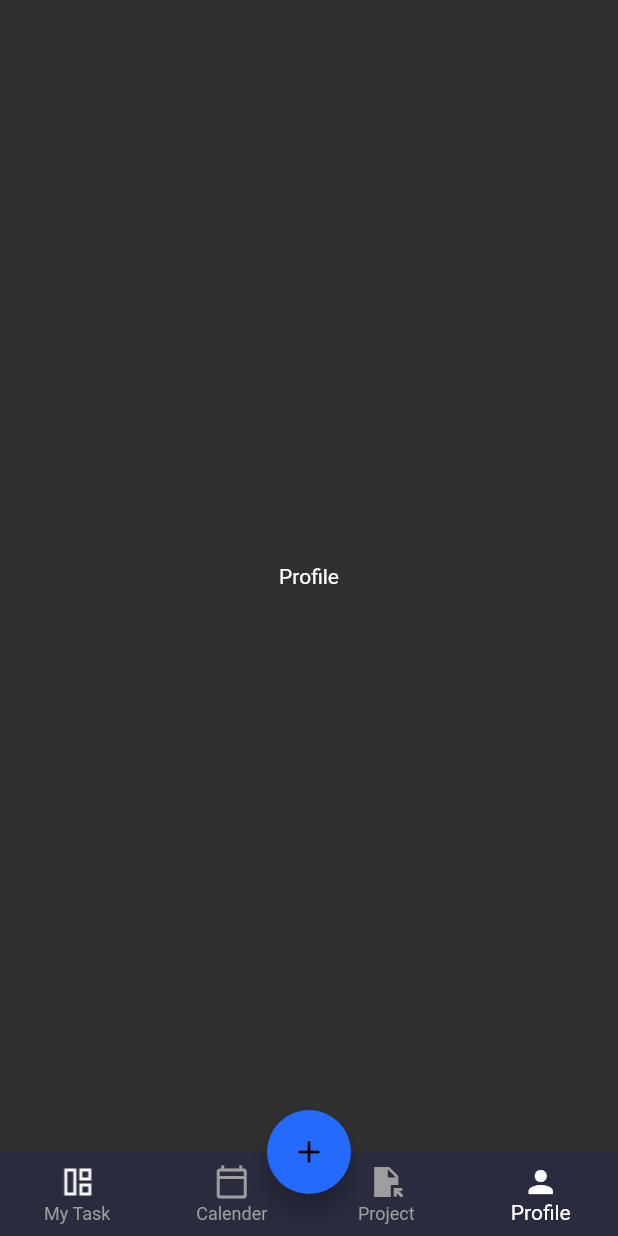
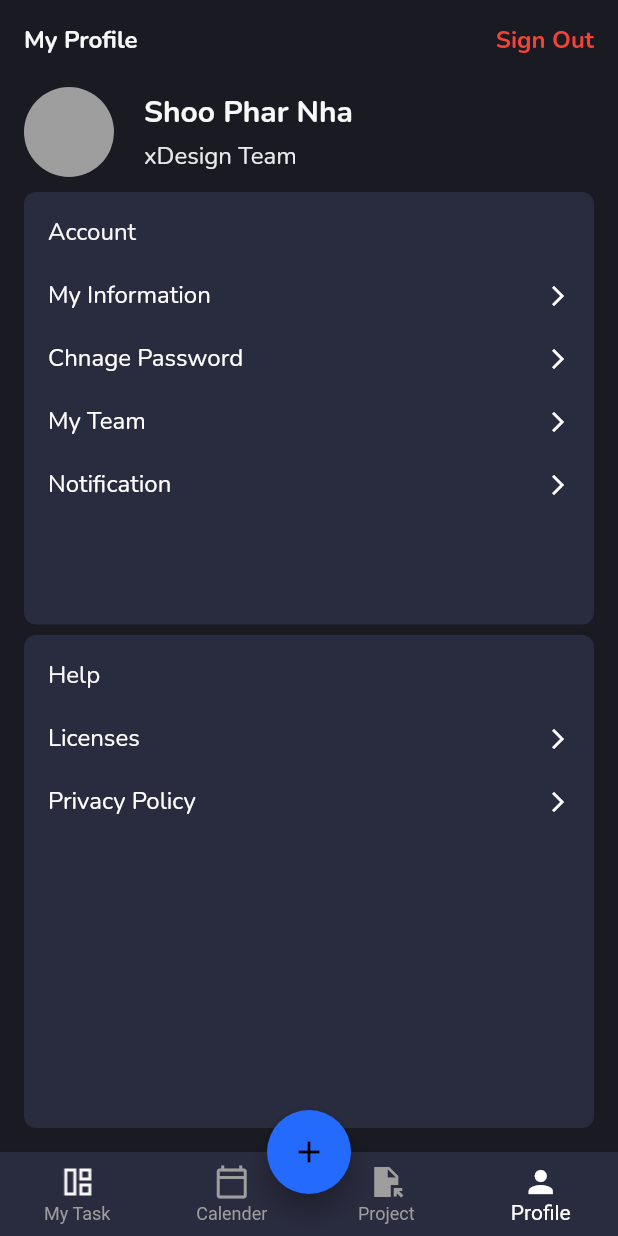
Before and after one commit to Somrat-H/Task-Management-Mobile-App-UI, a Flutter app: the screen it shows after launch, item 4 of the bottom bar chosen, on a phone screen of 412 x 824 dp. Run offline on Flutter 3.47's test engine with Material 2 defaults, Android fonts, the phone set to English and light mode, and no system bars; our stand-ins replace google_fonts; Roboto replaces fonts that are missing (NUnit).

Commit message:
person page done

```diff
--- a/lib/ui/navBar/person.dart
+++ b/lib/ui/navBar/person.dart
@@ -1,11 +1,136 @@
 import 'package:flutter/material.dart';
+import 'package:somrat/%20widget/myStyle.dart';
 class Profile extends StatelessWidget {
   const Profile({Key? key}) : super(key: key);
 
   @override
   Widget build(BuildContext context) {
-    return  const Scaffold(
-      body: Center(child: Text('Profile'),),
+    return  Scaffold(
+       backgroundColor: Color(0xff191A22),
+      body: SafeArea(
+        child: Padding(
+          padding: const EdgeInsets.all(16.0),
+          child: Column(
+            children: [
+              Row(
+                mainAxisAlignment: MainAxisAlignment.spaceBetween,
+                children: [
+                  myStyle("My Profile", 16, Color(0xffF8F8F8), FontWeight.w700),
+                  myStyle('Sign Out', 16, Colors.red, FontWeight.w700),
+                ],
+              ),
+              SizedBox(height: 20,),
+              Row(
+
+                children: [
+                  CircleAvatar(
+                    minRadius: 30,
+                    backgroundColor: Colors.grey,
+                  ),
+                  SizedBox(width: 20,),
+                  Column(
+                    crossAxisAlignment: CrossAxisAlignment.start,
+                    children: [
+                      myStyle('Shoo Phar Nha', 20, Color(0xffF8F8F8), FontWeight.w700),
+                      SizedBox(height: 5,),
+                      myStyle('xDesign Team', 16, Color(0xffE9E9EB), FontWeight.w400),
+                    ],
+                  )
+                ],
+              ),
+              SizedBox(
+                height: 10,
+              ),
+              Container(
+                height: MediaQuery.of(context).size.height * .35,
+                width: double.infinity,
+                decoration: BoxDecoration(
+                  color: Color(0xff292B3E),
+                  borderRadius: BorderRadius.circular(8),
+                ),
+                child: Padding(
+                  padding: const EdgeInsets.all(16.0),
+                  child: Column(
+                    crossAxisAlignment: CrossAxisAlignment.start,
+                    children: [
+                    myStyle('Account', 16, Color(0xffF8F8F8), FontWeight.w400),
+                    SizedBox(height: 20,),
+                    Row(
+                      mainAxisAlignment: MainAxisAlignment.spaceBetween,
+                      children: [
+                        myStyle('My Information', 16, Colors.white, FontWeight.w400),
+                        Icon(Icons.arrow_forward_ios_outlined, size: 16,),
+                      ],
+                    ),
+                    SizedBox(height: 20,),
+                     Row(
+                      mainAxisAlignment: MainAxisAlignment.spaceBetween,
+                      children: [
+                        myStyle('Chnage Password', 16, Colors.white, FontWeight.w400),
+                        Icon(Icons.arrow_forward_ios_outlined, size: 16,),
+                      ],
+                    ),
+                    SizedBox(height: 20,),
+                     Row(
+                      mainAxisAlignment: MainAxisAlignment.spaceBetween,
+                      children: [
+                        myStyle('My Team', 16, Colors.white, FontWeight.w400),
+                        Icon(Icons.arrow_forward_ios_outlined, size: 16,),
+                      ],
+                    ),
+                    SizedBox(height: 20,),
+                     Row(
+                      mainAxisAlignment: MainAxisAlignment.spaceBetween,
+                      children: [
+                        myStyle('Notification', 16, Colors.white, FontWeight.w400),
+                        Icon(Icons.arrow_forward_ios_outlined, size: 16,),
+                      ],
+                    )
+                  ]),
+                ),
+              ),
+              SizedBox(
+                height: 7,
+              ),
+              Expanded(
+                child: Container(
+                  decoration: BoxDecoration(
+                  color: Color(0xff292B3E),
+                  borderRadius: BorderRadius.circular(8),
+
+                ),
+                child: Padding(
+                  padding: const EdgeInsets.all(16.0),
+                  child: Column(
+                    crossAxisAlignment: CrossAxisAlignment.start,
+                    children: [
+                       myStyle('Help', 16, Color(0xffF8F8F8), FontWeight.w400),
+                      SizedBox(height: 20,),
+                      Row(
+                        mainAxisAlignment: MainAxisAlignment.spaceBetween,
+                        children: [
+                          myStyle('Licenses', 16, Colors.white, FontWeight.w400),
+                          Icon(Icons.arrow_forward_ios_outlined, size: 16,),
+                        ],
+                      ),
+                      SizedBox(height: 20,),
+                       Row(
+                        mainAxisAlignment: MainAxisAlignment.spaceBetween,
+                        children: [
+                          myStyle('Privacy Policy', 16, Colors.white, FontWeight.w400),
+                          Icon(Icons.arrow_forward_ios_outlined, size: 16,),
+                        ],
+                      ),
+                    ],
+                  ),
+                ),
+                )
+              )
+            ],
+          ),
+        )
+
+      ),
     );
   }
 }
```
